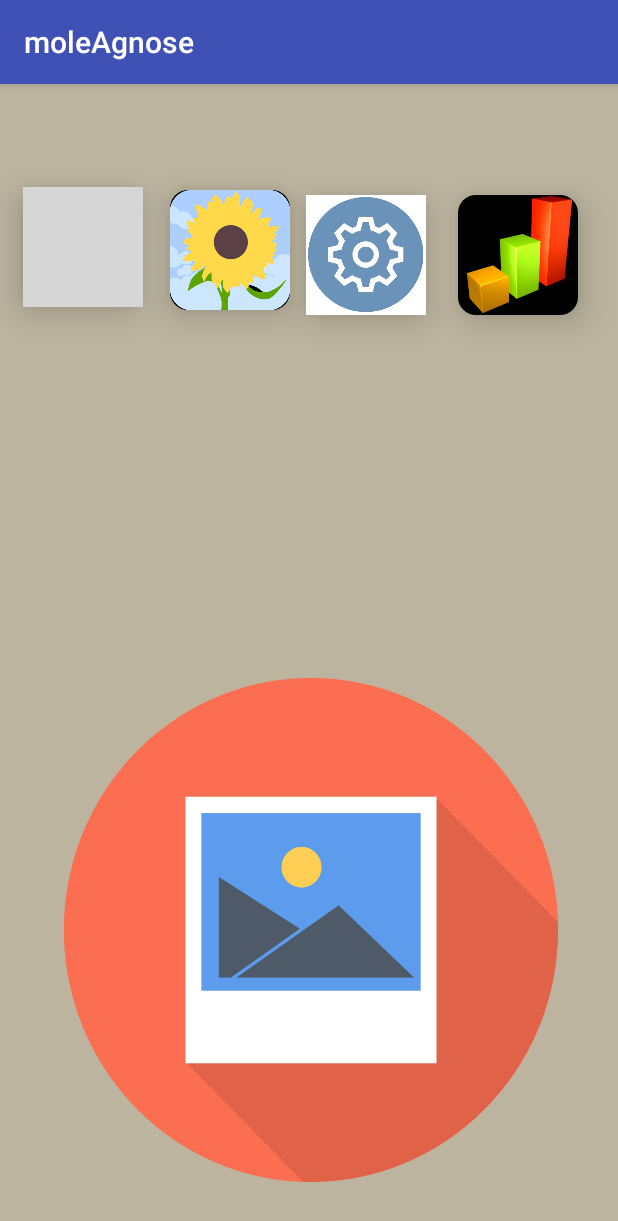
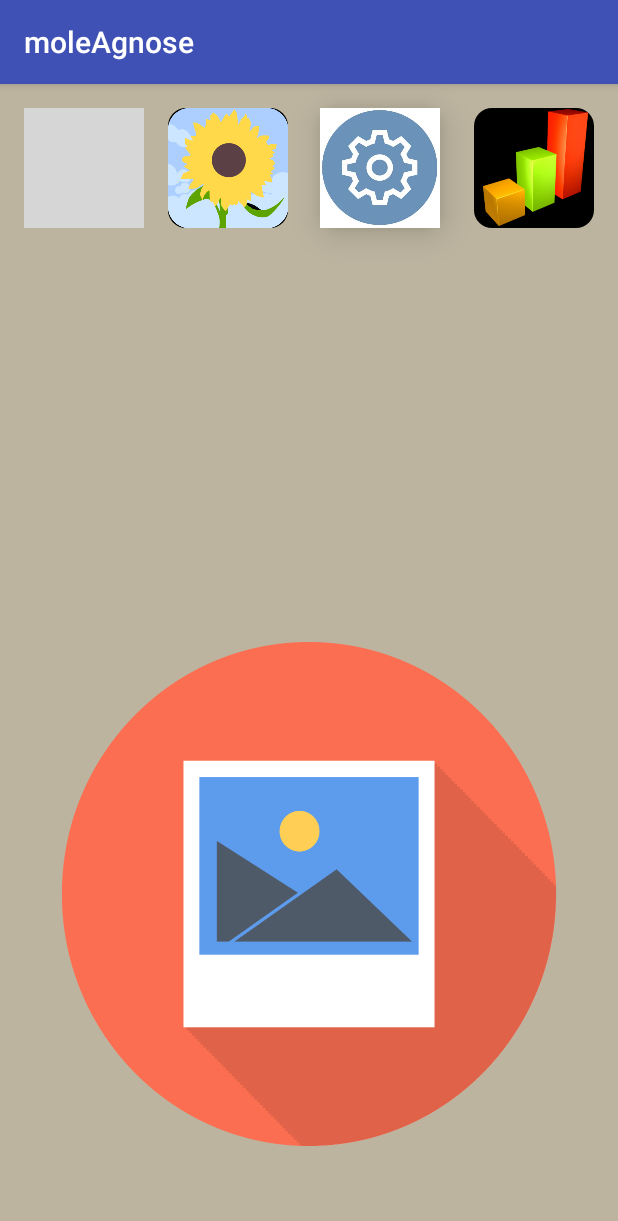
Before and after one commit to Oterem/OpencvDemo, an Android app: the screen it shows after launch (MainActivity), on a phone screen of 412 x 824 dp. Shown: the top 1221 px of the screen. Run offline under Robolectric (Android 15) with nearby library versions, the phone set to English and light mode, and no system bars; libraries missing offline, so code that uses them is left out: com.theartofdev.edmodo; plain views replace CropImageView; 1 statement that could not run was skipped; grey boxes are pictures that could not be loaded.

Commit message:
-XML update

```diff
--- a/app/src/main/res/layout/activity_main.xml
+++ b/app/src/main/res/layout/activity_main.xml
@@ -10,37 +10,109 @@
     android:layout_height="match_parent"
     tools:context="omri.opencvdemo.MainActivity">
 
+    <ImageButton
+        android:id="@+id/imageButton"
+        android:layout_width="80dp"
+        android:layout_height="80dp"
+
+
+        android:adjustViewBounds="true"
+        android:background="@drawable/rounded_corners"
+        android:contentDescription="@string/launching_camera"
+
+        android:onClick="launchCamera"
+        android:scaleType="fitXY"
+        android:src="@drawable/camera_icon"
+
+
+
+
+        app:layout_constraintTop_toTopOf="parent"
+        android:layout_marginLeft="16dp"
+        app:layout_constraintLeft_toLeftOf="parent"
+        app:layout_constraintBottom_toBottomOf="parent"
+        android:layout_marginBottom="8dp"
+        app:layout_constraintVertical_bias="0.0"
+        android:layout_marginTop="16dp"
+        android:layout_marginRight="8dp"
+        app:layout_constraintRight_toRightOf="parent"
+        app:layout_constraintHorizontal_bias="0.0" />
+
     <ImageView
         android:id="@+id/pic1"
         android:layout_width="337dp"
         android:layout_height="344dp"
-        android:layout_marginBottom="32dp"
-        android:layout_marginEnd="15dp"
-        android:layout_marginLeft="15dp"
-        android:layout_marginRight="15dp"
-        android:layout_marginStart="15dp"
-        android:layout_marginTop="8dp"
+
+
         android:contentDescription="@string/presenting_images"
         android:scaleType="fitXY"
         android:src="@drawable/picure_icon"
         app:layout_constraintBottom_toBottomOf="parent"
-        app:layout_constraintHorizontal_bias="0.529"
         app:layout_constraintLeft_toLeftOf="parent"
         app:layout_constraintRight_toRightOf="parent"
         app:layout_constraintTop_toTopOf="parent"
-        app:layout_constraintVertical_bias="1.0"
+        app:layout_constraintVertical_bias="0.868"
         tools:layout_constraintBottom_creator="1"
         tools:layout_constraintLeft_creator="1"
-        tools:layout_constraintRight_creator="1" />
+        tools:layout_constraintRight_creator="1"
+
+        android:layout_below="@+id/cropImageView"
+        android:layout_alignStart="@+id/imageButton"
+        />
+
+    <ImageButton
+        android:id="@+id/browse_btn"
+        android:layout_width="80dp"
+        android:layout_height="80dp"
+        android:background="@drawable/rounded_corners"
+        android:contentDescription="@string/browsing_gallery"
+        android:cropToPadding="false"
+        android:onClick="onBrowseClick"
+        android:scaleType="fitXY"
+        android:src="@drawable/gallery_icon"
+        android:layout_below="@+id/textView"
+        android:layout_alignStart="@+id/cropImageView"
+        app:layout_constraintLeft_toRightOf="@+id/imageButton"
+        android:layout_marginLeft="16dp"
+        app:layout_constraintTop_toTopOf="parent"
+        android:layout_marginTop="16dp"
+        app:layout_constraintBottom_toBottomOf="parent"
+        android:layout_marginBottom="8dp"
+        app:layout_constraintVertical_bias="0.0"
+        android:layout_marginRight="8dp"
+        app:layout_constraintRight_toRightOf="@+id/hostogram_btn"
+        app:layout_constraintHorizontal_bias="0.0" />
+
+    <ImageButton
+        android:id="@+id/analyze_btn"
+        android:layout_width="80dp"
+        android:layout_height="80dp"
+        android:background="@drawable/rounded_corners"
+        android:contentDescription="@string/image_proccess"
+        android:elevation="14dp"
+        android:onClick="onAnalyzeClick"
+        android:scaleType="fitXY"
+        android:src="@drawable/analyze_icon"
+
+        android:layout_alignTop="@+id/hostogram_btn"
+        android:layout_toEndOf="@+id/cropImageView"
+        app:layout_constraintTop_toTopOf="parent"
+
+        android:layout_marginTop="16dp"
+        app:layout_constraintBottom_toBottomOf="parent"
+        android:layout_marginBottom="8dp"
+        app:layout_constraintVertical_bias="0.0"
+        android:layout_marginLeft="24dp"
+        app:layout_constraintLeft_toLeftOf="parent"
+        android:layout_marginRight="0dp"
+        app:layout_constraintRight_toRightOf="parent"
+        app:layout_constraintHorizontal_bias="0.615" />
 
     <com.theartofdev.edmodo.cropper.CropImageView xmlns:custom="http://schemas.android.com/apk/res-auto"
         android:id="@+id/cropImageView"
         android:layout_width="337dp"
         android:layout_height="344dp"
-        android:layout_marginBottom="8dp"
-        android:layout_marginLeft="8dp"
-        android:layout_marginRight="8dp"
-        android:layout_marginTop="8dp"
+
         android:layout_weight="1"
         custom:layout_constraintBottom_toBottomOf="parent"
         custom:layout_constraintLeft_toLeftOf="parent"
@@ -51,126 +123,50 @@
         android:id="@+id/progressbar_loading"
         android:layout_width="wrap_content"
         android:layout_height="wrap_content"
-        android:layout_marginStart="8dp"
+
         android:max="100"
         android:progress="0"
         android:visibility="gone"
 
+
+        app:layout_constraintLeft_toLeftOf="parent"
+        app:layout_constraintRight_toRightOf="parent"
         app:layout_constraintBottom_toBottomOf="parent"
-        app:layout_constraintHorizontal_bias="0.514"
-        app:layout_constraintLeft_toLeftOf="parent"
-        app:layout_constraintRight_toRightOf="@+id/pic1"
+        android:layout_marginBottom="8dp"
         app:layout_constraintTop_toTopOf="parent"
-        app:layout_constraintVertical_bias="0.471"
-        tools:layout_constraintBottom_creator="1"
-        tools:layout_constraintLeft_creator="1"
-        tools:layout_constraintRight_creator="1"
-        tools:layout_constraintTop_creator="1" />
-
-
-    <ImageButton
-        android:id="@+id/imageButton"
-        android:layout_width="80dp"
-        android:layout_height="80dp"
-        android:layout_marginEnd="18dp"
-        android:layout_marginStart="15dp"
-        android:adjustViewBounds="true"
-        android:background="@drawable/rounded_corners"
-        android:contentDescription="@string/launching_camera"
-        android:cropToPadding="true"
-        android:elevation="14dp"
-        android:onClick="launchCamera"
-        android:scaleType="fitXY"
-        android:src="@drawable/camera_icon"
-        app:layout_constraintHorizontal_bias="0.454"
-        app:layout_constraintLeft_toLeftOf="parent"
-        app:layout_constraintRight_toLeftOf="@+id/browse_btn"
-        app:layout_constraintTop_toTopOf="parent"
-        app:layout_constraintVertical_bias="0.206"
-        tools:layout_constraintBottom_creator="1"
-        tools:layout_constraintLeft_creator="1"
-        tools:layout_constraintRight_creator="1"
-        tools:layout_constraintTop_creator="1"
-        android:layout_marginBottom="8dp"
-        app:layout_constraintBottom_toTopOf="@+id/pic1"
-
-        android:layout_marginTop="8dp" />
-
-
-    <ImageButton
-        android:id="@+id/browse_btn"
-        android:layout_width="80dp"
-        android:layout_height="80dp"
-        android:layout_marginBottom="8dp"
-        android:layout_marginStart="113dp"
-        android:adjustViewBounds="true"
-        android:contentDescription="@string/browsing_gallery"
-        android:cropToPadding="false"
-        android:elevation="14dp"
-        android:onClick="onBrowseClick"
-        android:scaleType="fitXY"
-        android:src="@drawable/gallery_icon"
-        android:background="@drawable/rounded_corners"
-        app:layout_constraintBottom_toTopOf="@+id/pic1"
-        app:layout_constraintTop_toTopOf="parent"
-        app:layout_constraintVertical_bias="0.212"
-        tools:layout_constraintBottom_creator="1"
-        tools:layout_constraintLeft_creator="1"
-        tools:layout_constraintTop_creator="1"
         android:layout_marginTop="8dp"
-        app:layout_constraintLeft_toLeftOf="parent" />
-
-
-    <ImageButton
-        android:id="@+id/analyze_btn"
-        android:layout_width="80dp"
-        android:layout_height="80dp"
-        android:contentDescription="@string/image_proccess"
-        android:elevation="14dp"
-        android:onClick="onAnalyzeClick"
-        android:scaleType="fitXY"
-        android:src="@drawable/analyze_icon"
-        android:background="@drawable/rounded_corners"
-        app:layout_constraintTop_toTopOf="parent"
-        tools:layout_constraintRight_creator="1"
-        android:layout_marginStart="101dp"
-        android:layout_marginEnd="101dp"
-        app:layout_constraintRight_toRightOf="@+id/pic1"
-        tools:layout_constraintLeft_creator="1"
-        app:layout_constraintLeft_toLeftOf="@+id/browse_btn"
-        android:layout_marginTop="8dp"
-        app:layout_constraintHorizontal_bias="0.536"
-        android:layout_marginBottom="8dp"
-        app:layout_constraintBottom_toTopOf="@+id/pic1"
-        app:layout_constraintVertical_bias="0.223" />
+        android:layout_marginLeft="8dp"
+        android:layout_marginRight="8dp"
+        app:layout_constraintHorizontal_bias="0.498"
+        app:layout_constraintVertical_bias="0.41" />
 
 
     <ImageButton
         android:id="@+id/hostogram_btn"
         android:layout_width="80dp"
         android:layout_height="80dp"
-        android:layout_marginBottom="8dp"
-        android:layout_marginEnd="16dp"
-        android:layout_marginStart="21dp"
-        android:layout_marginTop="8dp"
-        android:adjustViewBounds="true"
+
         android:background="@drawable/rounded_corners"
         android:contentDescription="@string/calculating_histogram"
         android:cropToPadding="false"
-        android:elevation="14dp"
         android:onClick="onHistogramClicked"
         android:scaleType="fitXY"
         android:src="@drawable/histogram_icon"
-        app:layout_constraintBottom_toTopOf="@+id/pic1"
-        app:layout_constraintHorizontal_bias="0.0"
+        android:layout_below="@+id/textView"
+        android:layout_toStartOf="@+id/analyze_btn"
+        app:layout_constraintTop_toTopOf="parent"
+
+
+        app:layout_constraintRight_toRightOf="parent"
         app:layout_constraintLeft_toRightOf="@+id/analyze_btn"
-        app:layout_constraintRight_toRightOf="parent"
-        app:layout_constraintTop_toTopOf="parent"
-        app:layout_constraintVertical_bias="0.223"
-        tools:layout_constraintBottom_creator="1"
-        tools:layout_constraintLeft_creator="1"
-        tools:layout_constraintRight_creator="1"
-        tools:layout_constraintTop_creator="1" />
+        android:layout_marginLeft="8dp"
+        app:layout_constraintHorizontal_bias="1.0"
+        android:layout_marginTop="16dp"
+        android:layout_marginRight="16dp"
+        app:layout_constraintBottom_toBottomOf="parent"
+        android:layout_marginBottom="8dp"
+        app:layout_constraintVertical_bias="0.0" />
+
     <TextView
         android:id="@+id/textView"
         android:layout_width="wrap_content"
```
